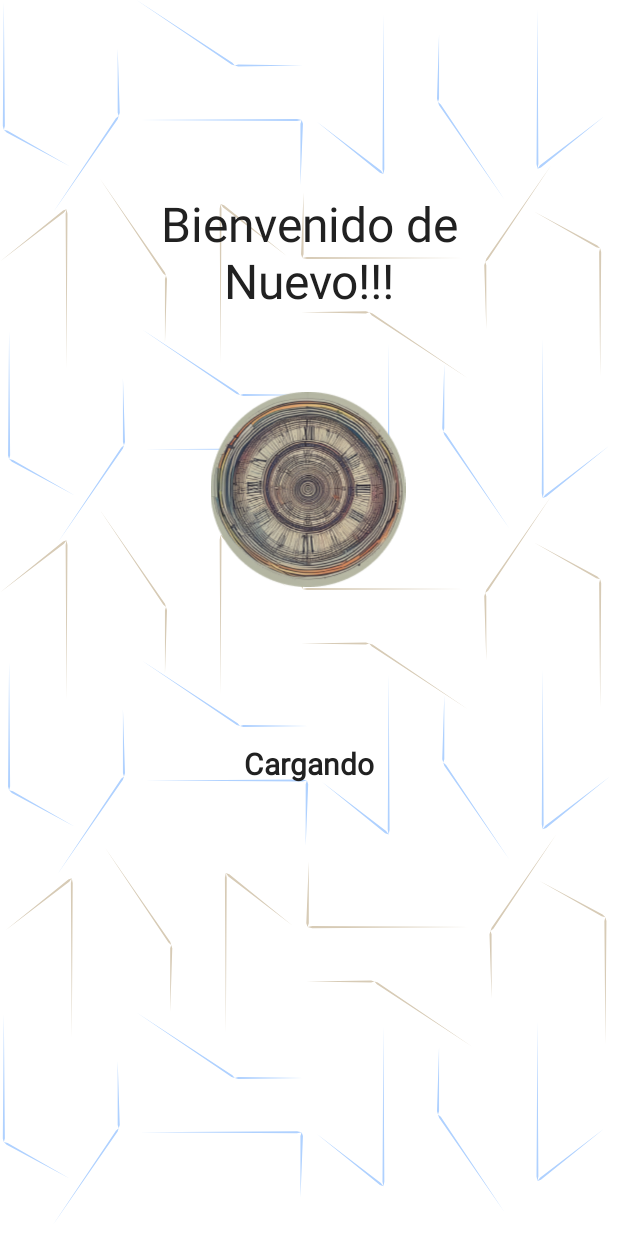
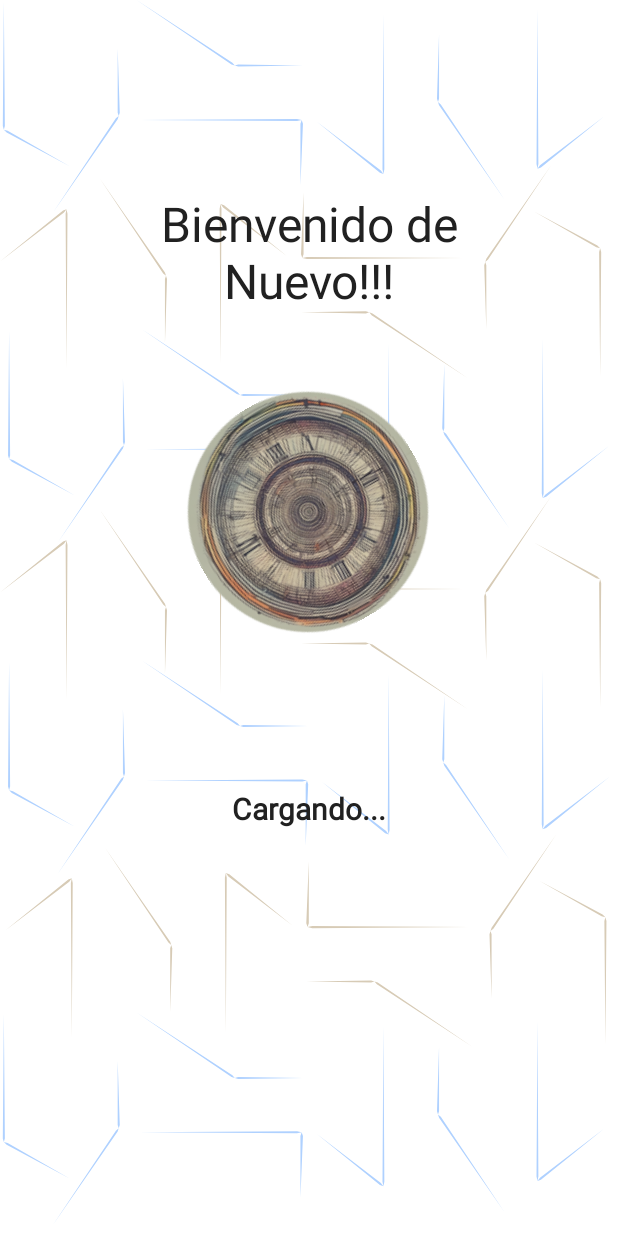
Before and after one commit to cczapatat/misw4302-2024-14-ux, an Android app: the LoaderActivity screen opened directly, with no data from a screen before it, on a phone screen of 412 x 824 dp. Run offline under Robolectric (Android 15) with nearby library versions, the phone set to English and light mode, and no system bars.

Commit message:
PANTALLA LOADER/CARGANDO interacción a Lista de alarmas

```diff
--- a/app/src/main/AndroidManifest.xml
+++ b/app/src/main/AndroidManifest.xml
@@ -9,10 +9,13 @@
         android:fullBackupContent="@xml/backup_rules"
         android:icon="@mipmap/icon_name"
         android:label="@string/app_name"
-        android:roundIcon="@mipmap/ic_launcher_round"
+        android:roundIcon="@mipmap/icon_name_round"
         android:supportsRtl="true"
         android:theme="@style/Theme.UxAlarm"
         tools:targetApi="31">
+        <activity
+            android:name=".AlarmsActivity"
+            android:exported="false" />
         <activity
             android:name=".LoaderActivity"
             android:exported="false" />
--- a/app/src/main/java/com/uniandes/edu/uxalarm/LoaderActivity.kt
+++ b/app/src/main/java/com/uniandes/edu/uxalarm/LoaderActivity.kt
@@ -1,11 +1,32 @@
 package com.uniandes.edu.uxalarm
 
+import android.annotation.SuppressLint
+import android.content.Intent
+import android.os.Bundle
 import androidx.appcompat.app.AppCompatActivity
-import android.os.Bundle
+import com.uniandes.edu.uxalarm.databinding.ActivityLoaderBinding
 
 class LoaderActivity : AppCompatActivity() {
+
+    private lateinit var binding: ActivityLoaderBinding
+
+    @SuppressLint("SetTextI18n")
     override fun onCreate(savedInstanceState: Bundle?) {
         super.onCreate(savedInstanceState)
-        setContentView(R.layout.activity_loader)
+        binding = ActivityLoaderBinding.inflate(layoutInflater)
+        setContentView(binding.root)
+
+        Thread(Runnable {
+            var iterations = 0
+            while (iterations < 12) {
+                Thread.sleep(600)
+                iterations += 1
+                binding.imgLoader.rotation = (iterations * 30F)
+            }
+
+            val intent = Intent(applicationContext, AlarmsActivity::class.java)
+            startActivity(intent)
+            finish()
+        }).start()
     }
 }
--- a/app/src/main/java/com/uniandes/edu/uxalarm/MainActivity.kt
+++ b/app/src/main/java/com/uniandes/edu/uxalarm/MainActivity.kt
@@ -1,8 +1,8 @@
 package com.uniandes.edu.uxalarm
 
 import android.content.Intent
+import android.os.Bundle
 import androidx.appcompat.app.AppCompatActivity
-import android.os.Bundle
 import com.uniandes.edu.uxalarm.databinding.ActivityMainBinding
 
 class MainActivity : AppCompatActivity() {
--- a/app/src/main/res/layout/activity_loader.xml
+++ b/app/src/main/res/layout/activity_loader.xml
@@ -8,7 +8,7 @@
     tools:context=".LoaderActivity">
 
     <TextView
-        android:id="@+id/textView"
+        android:id="@+id/textTitle"
         android:layout_width="202dp"
         android:layout_height="82dp"
         android:layout_marginTop="127dp"
@@ -21,26 +21,27 @@
         app:layout_constraintTop_toTopOf="parent" />
 
     <ImageView
-        android:id="@+id/imageView2"
-        android:layout_width="180dp"
-        android:layout_height="130dp"
+        android:id="@+id/imgLoader"
+        android:layout_width="196dp"
+        android:layout_height="160dp"
         android:layout_marginTop="52dp"
+        android:contentDescription="@string/icono_de_cargando"
         android:scrollbarDefaultDelayBeforeFade="0"
         app:layout_constraintEnd_toEndOf="parent"
         app:layout_constraintHorizontal_bias="0.497"
         app:layout_constraintStart_toStartOf="parent"
-        app:layout_constraintTop_toBottomOf="@+id/textView"
+        app:layout_constraintTop_toBottomOf="@+id/textTitle"
         app:srcCompat="@drawable/loader" />
 
     <TextView
-        android:id="@+id/textView3"
+        android:id="@+id/txtLoader"
         android:layout_width="wrap_content"
         android:layout_height="wrap_content"
         android:layout_marginTop="104dp"
-        android:text="Cargando"
+        android:text="@string/cargando"
         android:textAppearance="@style/etiquetas"
         app:layout_constraintEnd_toEndOf="parent"
         app:layout_constraintStart_toStartOf="parent"
-        app:layout_constraintTop_toBottomOf="@+id/imageView2" />
+        app:layout_constraintTop_toBottomOf="@+id/imgLoader" />
 
 </androidx.constraintlayout.widget.ConstraintLayout>
--- a/app/src/main/res/values/strings.xml
+++ b/app/src/main/res/values/strings.xml
@@ -3,4 +3,6 @@
     <string name="icon_main">Icon Main</string>
     <string name="entrar_como_invitado">Entrar como Invitado</string>
     <string name="bienvenido_de_nuevo">Bienvenido de Nuevo!!!</string>
+    <string name="cargando">Cargando...</string>
+    <string name="icono_de_cargando">Icono de cargando</string>
 </resources>
```
Also changed, not shown: app/src/main/java/com/uniandes/edu/uxalarm/AlarmsActivity.kt (added, +11 -0 lines), app/src/main/res/layout/activity_alarms.xml (added, +10 -0 lines).
